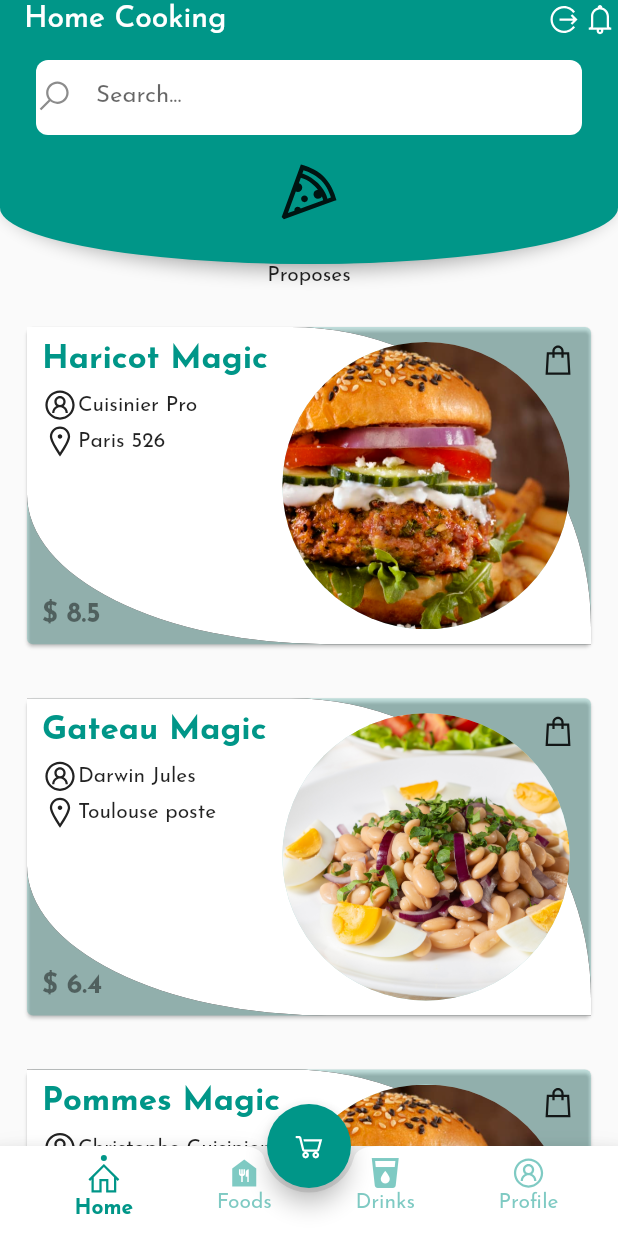
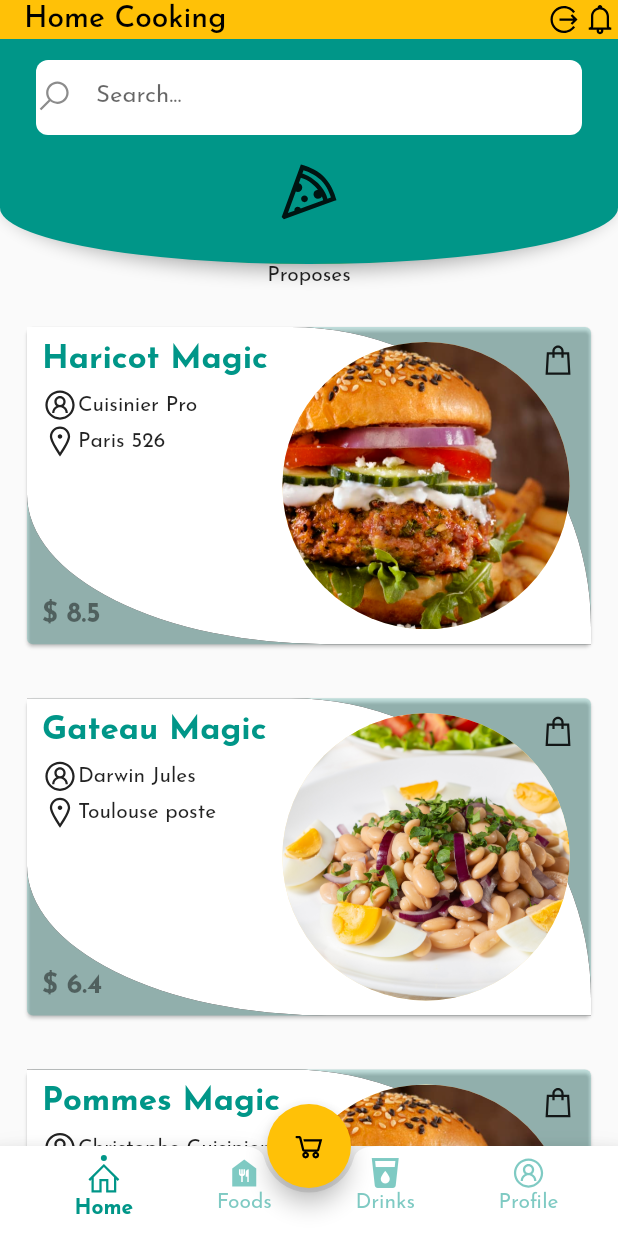
Before and after one commit to baimamboukar/home_cooking, a Flutter app: the screen it shows once a user with an empty profile is signed in, on a phone screen of 412 x 824 dp. Run offline on Flutter 3.47's test engine with Material 2 defaults, Android fonts, the light colour scheme and no system bars; our stand-ins replace awesome_notifications, cloud_firestore, firebase_auth, firebase_core, flutter_hooks, flutter_riverpod and 5 more; accounts and stored records are empty.

Commit message:
app modified by a route

```diff
--- a/lib/src/app.dart
+++ b/lib/src/app.dart
@@ -32,11 +32,11 @@ class HomeCooking extends HookWidget {
     return AnimatedBuilder(
       animation: settingsController,
       builder: (BuildContext context, Widget? child) {
-        AwesomeNotifications().actionStream.listen((receivedNotification) {
-          Get.toNamed(
-            '/login', // your page params. I recommend to you to pass all *receivedNotification* object
-          );
-        });
+        // AwesomeNotifications().actionStream.listen((receivedNotification) {
+        //   Get.toNamed(
+        //     '/login', // your page params. I recommend to you to pass all *receivedNotification* object
+        //   );
+        // });
         return GetMaterialApp(
             // Provide the generated AppLocalizations to the MaterialApp. This
             // allows descendant Widgets to display the correct translations
@@ -72,7 +72,7 @@ class HomeCooking extends HookWidget {
                 textTheme: GoogleFonts.josefinSansTextTheme(
                     Theme.of(context).textTheme),
                 primaryColor: Colors.tealAccent,
-                primarySwatch: Colors.teal),
+                primarySwatch: Colors.amber),
             darkTheme: ThemeData.dark(),
             themeMode: settingsController.themeMode,
 
```
